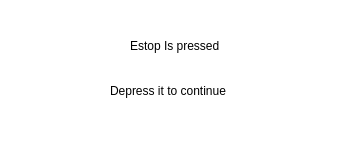
Old version of the form mindovercncmill/widgets/estop.ui in the repository 85vmh/mindovercncmill.
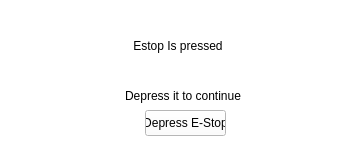
New version of the form. Custom widgets are drawn as their Qt base class.

Commit message: Moved estop from main screen, added homing to smart dro

```diff
--- a/mindovercncmill/widgets/estop.ui
+++ b/mindovercncmill/widgets/estop.ui
@@ -37,7 +37,7 @@
   <widget class="QLabel" name="label">
    <property name="geometry">
     <rect>
-     <x>130</x>
+     <x>95</x>
      <y>30</y>
      <width>166</width>
      <height>31</height>
@@ -46,12 +46,15 @@
    <property name="text">
     <string>Estop Is pressed</string>
    </property>
+   <property name="alignment">
+    <set>Qt::AlignCenter</set>
+   </property>
   </widget>
   <widget class="QLabel" name="label_2">
    <property name="geometry">
     <rect>
-     <x>110</x>
-     <y>75</y>
+     <x>100</x>
+     <y>80</y>
      <width>166</width>
      <height>31</height>
     </rect>
@@ -59,8 +62,37 @@
    <property name="text">
     <string>Depress it to continue</string>
    </property>
+   <property name="alignment">
+    <set>Qt::AlignCenter</set>
+   </property>
+  </widget>
+  <widget class="ActionButton" name="actionbutton">
+   <property name="geometry">
+    <rect>
+     <x>145</x>
+     <y>110</y>
+     <width>81</width>
+     <height>26</height>
+    </rect>
+   </property>
+   <property name="text">
+    <string>Depress E-Stop</string>
+   </property>
+   <property name="checkable">
+    <bool>true</bool>
+   </property>
+   <property name="actionName" stdset="0">
+    <string>machine.estop.toggle</string>
+   </property>
   </widget>
  </widget>
+ <customwidgets>
+  <customwidget>
+   <class>ActionButton</class>
+   <extends>QPushButton</extends>
+   <header>qtpyvcp.widgets.button_widgets.action_button</header>
+  </customwidget>
+ </customwidgets>
  <resources/>
  <connections/>
 </ui>
```
The commit also changes 6 other files.
